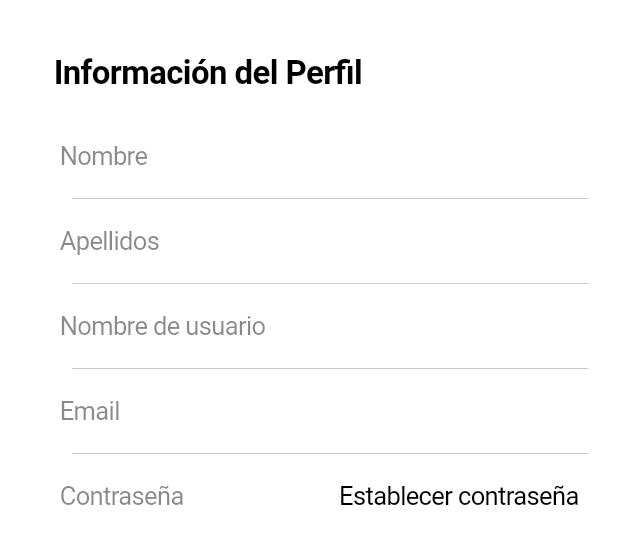
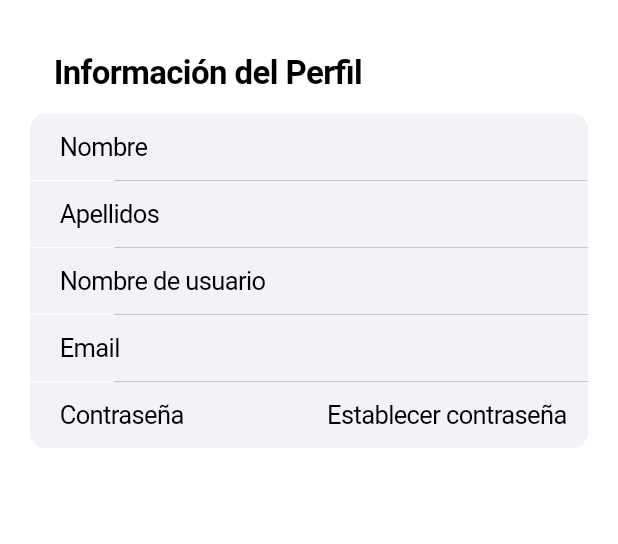
Before and after one commit to ivaanblnc/BearBalance, a Flutter app: the DetallesPerfil widget shown alone on an empty page, opened directly with empty values, on a phone screen of 412 x 824 dp. Shown: the top 544 px of the screen. Run offline on Flutter 3.47's test engine with Material 3 defaults, Android fonts, the phone set to English and light mode, and no system bars; our stand-ins replace cached_network_image, image_picker, rive, shared_preferences, supabase_flutter, syncfusion_flutter_charts; accounts and stored records are empty; network calls fail.

Commit message:
version final corregidisima

```diff
--- a/lib/components/filtrar_movimientos.dart
+++ b/lib/components/filtrar_movimientos.dart
@@ -31,7 +31,6 @@ class SelectorFechaDialogo {
             CupertinoDialogAction(
               child: const Text('Aceptar'),
               onPressed: () {
-                ahorro.filtrarMovimientos(fechaSeleccionada);
                 Navigator.of(context).pop(fechaSeleccionada);
               },
             ),
--- a/lib/components/grafico_paginaInicial.dart
+++ b/lib/components/grafico_paginaInicial.dart
@@ -1,10 +1,9 @@
 import 'package:flutter/cupertino.dart';
-import 'package:flutter/material.dart';
 import 'package:syncfusion_flutter_charts/charts.dart';
 import 'package:intl/intl.dart';
 import '../entidades/Ahorros.dart';
-// import 'package:tfg_ivandelllanoblanco/models/themeProvider.dart'; // File not found, commented out for now
-// import 'package:provider/provider.dart'; // Unused import
+// import 'package:tfg_ivandelllanoblanco/models/themeProvider.dart';
+// import 'package:provider/provider.dart';
 
 class GraficoAhorros extends StatelessWidget {
   final List<Ahorros> ahorrosList;
--- a/lib/components/perfil_detalles.dart
+++ b/lib/components/perfil_detalles.dart
@@ -1,12 +1,14 @@
 import 'package:flutter/cupertino.dart';
+import 'package:provider/provider.dart';
 import 'package:supabase_flutter/supabase_flutter.dart';
+import 'package:tfg_ivandelllanoblanco/controllers/cambiarTema.dart';
 import 'package:tfg_ivandelllanoblanco/models/loginUsuario.dart';
 
 class DetallesPerfil extends StatefulWidget {
   final Map<String, dynamic> datosUsuario;
   final Future<void> Function(String columnaNombre, String nuevoValor)
       onCampoActualizado;
-  final BuildContext contexto; // Contexto de PerfilUsuario para ScaffoldMessenger
+  final BuildContext contexto;
 
   const DetallesPerfil({
     super.key,
@@ -23,18 +25,21 @@ class _DetallesPerfilState extends State<DetallesPerfil> {
   late Map<String, TextEditingController> _controllers;
   late Map<String, String?> _errores;
   late InicioSesionModelo _inicioSesionModelo;
+  bool _esUsuarioGoogle = false;
 
   @override
   void initState() {
     super.initState();
     _inicioSesionModelo = InicioSesionModelo();
+    _esUsuarioGoogle = _inicioSesionModelo.esUsuarioGoogle();
+
     _controllers = {
       'nombre': TextEditingController(text: widget.datosUsuario['nombre'] ?? ''),
       'apellidos':
           TextEditingController(text: widget.datosUsuario['apellidos'] ?? ''),
       'nombre_usuario': TextEditingController(
           text: widget.datosUsuario['nombre_usuario'] ?? ''),
-      'email': TextEditingController(text: Supabase.instance.client.auth.currentUser?.email ?? widget.datosUsuario['email'] ?? ''),
+      'email': TextEditingController(text: Supabase.instance.client.auth.currentUser?.email ?? widget.datosUsuario['email'] ?? widget.datosUsuario['correo_electronico'] ?? ''),
       'contrasena': TextEditingController(),
     };
     _errores = {};
@@ -43,7 +48,7 @@ class _DetallesPerfilState extends State<DetallesPerfil> {
   void _mostrarMensaje(BuildContext scaffoldContext, String mensaje, {bool esError = false}) {
     showCupertinoDialog(
       context: scaffoldContext,
-      builder: (BuildContext context) {
+      builder: (BuildContext dialogContext) {
         return CupertinoAlertDialog(
           title: Text(esError ? 'Error' : 'Información'),
           content: Text(mensaje),
@@ -51,7 +56,7 @@ class _DetallesPerfilState extends State<DetallesPerfil> {
             CupertinoDialogAction(
               child: const Text('Aceptar'),
               onPressed: () {
-                Navigator.of(context).pop();
+                Navigator.of(dialogContext).pop();
               },
             ),
           ],
@@ -76,45 +81,60 @@ class _DetallesPerfilState extends State<DetallesPerfil> {
       final emailRegex = RegExp(r"^[a-zA-Z0-9.a-zA-Z0-9.!#$%&'*+-/=?^_`{|}~]+@[a-zA-Z0-9]+\.[a-zA-Z]+");
       if (!emailRegex.hasMatch(valor)) return 'Formato de correo inválido.';
     }
-    if (nombreCampo == 'contrasena') {
-        if (valor.isEmpty && !_inicioSesionModelo.esUsuarioGoogle()) return 'La contraseña no puede estar vacía.';
-        if (valor.isNotEmpty && valor.length < 6 && !_inicioSesionModelo.esUsuarioGoogle()) return 'La contraseña debe tener al menos 6 caracteres.';
+    if (nombreCampo == 'contrasena' && !_esUsuarioGoogle) {
+      if (valor.isEmpty) {
+        return 'La contraseña no puede estar vacía.';
+      }
+      if (valor.isNotEmpty && valor.length < 6) {
+        return 'La contraseña debe tener al menos 6 caracteres.';
+      }
     }
     return null;
   }
 
-  Widget _construirFormularioFila(
-    String etiqueta, // e.g., "Nombre"
-    String nombreCampo, // e.g., 'nombre'
-    TextEditingController valorController, // Controller for current value
-    BuildContext contextoDialogoSuperior, // Context from PerfilUsuario for dialogs
-    Future<void> Function(String columnaNombre, String nuevoValor) onCampoActualizado,
+  Widget _buildEditableField(
+    String etiqueta,
+    String nombreCampo,
+    TextEditingController valorController,
+    CambiarTema proveedorTema,
   ) {
-    final esModoOscuroLocal = CupertinoTheme.of(context).brightness == Brightness.dark;
+    final esModoOscuro = proveedorTema.modoOscuro;
+    final bool esCampoSensibleGoogle = (nombreCampo == 'email' || nombreCampo == 'contrasena') && _esUsuarioGoogle;
 
-    return CupertinoFormRow(
-      prefix: Padding(
-        padding: const EdgeInsets.only(right: 16.0), // Espacio entre etiqueta y valor
-        child: Text(
+    final Color colorFilaLista = esModoOscuro ? const Color(0xFF1E1E1E) : CupertinoColors.systemGrey6;
+    final Color colorTextoTitulo = esModoOscuro ? CupertinoColors.white : CupertinoColors.black;
+    final Color colorTextoValor = esModoOscuro ? CupertinoColors.lightBackgroundGray : CupertinoColors.black;
+
+    return CupertinoListTile(
+      backgroundColor: colorFilaLista,
+      title: Text(
         etiqueta,
-          style: TextStyle(
-            color: esModoOscuroLocal
-                ? CupertinoColors.systemGrey
-                : CupertinoColors.secondaryLabel.resolveFrom(context),
+        style: TextStyle(color: colorTextoTitulo),
       ),
+      additionalInfo: Text(
+        nombreCampo == 'contrasena'
+            ? (_esUsuarioGoogle ? "••••••••" : (valorController.text.isNotEmpty ? "••••••••" : "Establecer contraseña"))
+            : valorController.text,
+        style: TextStyle(color: colorTextoValor),
       ),
-      ),
-      child: GestureDetector(
-        onTap: () {
+      trailing: null,
+      onTap: esCampoSensibleGoogle
+          ? () {
+              _mostrarMensaje(
+                widget.contexto,
+                "Los usuarios de Google no pueden modificar su ${nombreCampo == 'email' ? 'correo electrónico' : 'contraseña'} directamente desde aquí.",
+              );
+            }
+          : () {
               TextEditingController controladorDialog = TextEditingController(text: (nombreCampo == 'contrasena' ? '' : valorController.text));
               if (_errores.containsKey(nombreCampo)) {
-            _errores.remove(nombreCampo);
+                setState(() { _errores.remove(nombreCampo); });
               }
 
               showCupertinoDialog(
-            context: contextoDialogoSuperior, // Usar el contexto pasado desde PerfilUsuario
+                context: widget.contexto,
                 builder: (BuildContext contextoDialogoInterno) {
-              return StatefulBuilder( // Para actualizar el mensaje de error dentro del diálogo
+                  return StatefulBuilder(
                     builder: (context, setStateDialog) {
                       return CupertinoAlertDialog(
                         title: Text('Editar $etiqueta'),
@@ -123,7 +143,7 @@ class _DetallesPerfilState extends State<DetallesPerfil> {
                           children: [
                             CupertinoTextField(
                               controller: controladorDialog,
-                          placeholder: (nombreCampo == 'contrasena' ? 'Nueva contraseña' : 'Nuevo $etiqueta'),
+                              placeholder: (nombreCampo == 'contrasena' ? 'Nueva contraseña' : 'Nuevo valor para $etiqueta'),
                               autofocus: true,
                               obscureText: nombreCampo == 'contrasena',
                               onChanged: (value) {
@@ -165,10 +185,10 @@ class _DetallesPerfilState extends State<DetallesPerfil> {
                                     opSuccess = true;
                                   } else if (nombreCampo == 'contrasena') {
                                     await _inicioSesionModelo.cambiarContrasena(nuevoValor);
-                                if (mounted) setState(() { valorController.clear(); }); // Clear password field
+                                    if (mounted) setState(() { valorController.clear(); });
                                     opSuccess = true;
                                   } else {
-                                await onCampoActualizado(nombreCampo, nuevoValor);
+                                    await widget.onCampoActualizado(nombreCampo, nuevoValor);
                                     if (mounted) setState(() { valorController.text = nuevoValor; });
                                     opSuccess = true;
                                   }
@@ -178,10 +198,14 @@ class _DetallesPerfilState extends State<DetallesPerfil> {
                               }
 
                               if (opSuccess) {
-                            Navigator.pop(contextoDialogoInterno); // Cierra el diálogo de edición
-                            if (nombreCampo == 'email') _mostrarMensaje(contextoDialogoSuperior, "Solicitud de cambio de correo procesada. Revisa tu bandeja de entrada.");
-                            else if (nombreCampo == 'contrasena') _mostrarMensaje(contextoDialogoSuperior, "Contraseña actualizada correctamente.");
-                            else _mostrarMensaje(contextoDialogoSuperior, "$etiqueta actualizado correctamente.");
+                                Navigator.pop(contextoDialogoInterno);
+                                String successMessage = "$etiqueta actualizado correctamente.";
+                                if (nombreCampo == 'email') {
+                                  successMessage = "Solicitud de cambio de correo procesada. Revisa tu bandeja de entrada.";
+                                } else if (nombreCampo == 'contrasena') {
+                                  successMessage = "Contraseña actualizada correctamente.";
+                                }
+                                _mostrarMensaje(widget.contexto, successMessage);
                               } else if (errorMsg != null) {
                                 setStateDialog(() { _errores[nombreCampo] = errorMsg; });
                               }
@@ -194,78 +218,37 @@ class _DetallesPerfilState extends State<DetallesPerfil> {
                 },
               );
             },
-        child: Container( // Contenedor para el valor, para padding y alineación
-          width: double.infinity,
-          padding: const EdgeInsets.symmetric(vertical: 12.0), // Ajusta según sea necesario
-          alignment: Alignment.centerRight, // Alinea el texto del valor a la derecha
-          child: Text(
-            nombreCampo == 'contrasena'
-                ? (valorController.text.isNotEmpty ? "••••••••" : "Establecer contraseña")
-                : valorController.text,
-            style: TextStyle(
-              color: esModoOscuroLocal
-                  ? CupertinoColors.white
-                  : CupertinoColors.black,
-            ),
-          ),
-        ),
-      ),
     );
   }
 
   @override
   Widget build(BuildContext context) {
-    return CupertinoPageScaffold(
-      child: CupertinoFormSection.insetGrouped(
-        backgroundColor: CupertinoTheme.of(context).scaffoldBackgroundColor,
+    final proveedorTema = Provider.of<CambiarTema>(context);
+    final esModoOscuro = proveedorTema.modoOscuro;
+
+    final Color colorFondoSeccion = esModoOscuro ? CupertinoColors.black : CupertinoColors.white;
+    final Color colorHeaderText = esModoOscuro ? CupertinoColors.white : CupertinoColors.black;
+
+    return CupertinoListSection.insetGrouped(
+      backgroundColor: colorFondoSeccion,
       header: Padding(
-          padding: const EdgeInsets.only(left: 16.0, bottom: 8.0, top: 20.0),
+        padding: const EdgeInsets.only(left: 16.0, top: 20.0, bottom: 8.0),
         child: Text(
           "Información del Perfil",
           style: CupertinoTheme.of(context).textTheme.navTitleTextStyle.copyWith(
             fontSize: 22,
             fontWeight: FontWeight.bold,
+            color: colorHeaderText,
           ),
         ),
       ),
-        children: [
-          _construirFormularioFila(
-              'Nombre',
-              'nombre',
-              _controllers['nombre']!,
-              widget.contexto,
-              widget.onCampoActualizado,
-          ),
-          _construirFormularioFila(
-              'Apellidos',
-              'apellidos',
-              _controllers['apellidos']!,
-              widget.contexto,
-              widget.onCampoActualizado,
-          ),
-          _construirFormularioFila(
-              'Nombre de usuario',
-              'nombre_usuario',
-              _controllers['nombre_usuario']!,
-              widget.contexto,
-              widget.onCampoActualizado,
-          ),
-          _construirFormularioFila(
-              'Email',
-              'email',
-              _controllers['email']!,
-              widget.contexto,
-              (columna, nuevoValor) async { /* Email/Pass se manejan en dialog */ },
-          ),
-          _construirFormularioFila(
-              'Contraseña',
-              'contrasena',
-              _controllers['contrasena']!,
-              widget.contexto,
-              (columna, nuevoValor) async { /* Email/Pass se manejan en dialog */ },
-          ),
+      children: <Widget>[
+        _buildEditableField('Nombre', 'nombre', _controllers['nombre']!, proveedorTema),
+        _buildEditableField('Apellidos', 'apellidos', _controllers['apellidos']!, proveedorTema),
+        _buildEditableField('Nombre de usuario', 'nombre_usuario', _controllers['nombre_usuario']!, proveedorTema),
+        _buildEditableField('Email', 'email', _controllers['email']!, proveedorTema),
+        _buildEditableField('Contraseña', 'contrasena', _controllers['contrasena']!, proveedorTema),
       ],
-      ),
     );
   }
 }
--- a/lib/controllers/metascontrollador.dart
+++ b/lib/controllers/metascontrollador.dart
@@ -43,7 +43,7 @@ class MetasControlador {
     await modelo.agregarMeta(
         titulo, cantidadAhorrada, cantidadObjetivo, fechaLimite, usuarioId);
     onMetaAgregada();
-    return null; // Indica éxito
+    return null;
   }
 
   //Metodo para eliminar una meta
@@ -83,7 +83,7 @@ class MetasControlador {
     await modelo.actualizarMeta(
         id, titulo, cantidadAhorrada, cantidadObjetivo, fechaLimite, usuarioId);
     onMetaActualizada();
-    return null; // Indica éxito
+    return null;
   }
 
   //Metodo para abrir el navegador y mostrar la pagina de cursos
--- a/lib/models/loginUsuario.dart
+++ b/lib/models/loginUsuario.dart
@@ -1,4 +1,3 @@
-// loginUsuario.dart (Modelo)
 import 'package:supabase_flutter/supabase_flutter.dart';
 import 'package:flutter/foundation.dart' show kIsWeb;
 
@@ -43,7 +42,6 @@ class InicioSesionModelo {
   //Metodo para insertar un nuevo usuario en la base de datos
   Future<void> insertarUsuario(Map<String, dynamic> datosUsuario) async {
     try {
-      // Eliminamos el campo 'contrasena' si existe
       final datosSinContrasena = Map<String, dynamic>.from(datosUsuario);
       datosSinContrasena.remove('contrasena');
 
@@ -125,8 +123,6 @@ class InicioSesionModelo {
       if (response.user == null) {
         throw Exception('No se pudo actualizar el correo electrónico. Vuelve a iniciar sesión e inténtalo de nuevo.');
       }
-      // Si el email requiere confirmación, el nuevo email no será inmediatamente visible en response.user.email
-      // Supabase puede enviar un correo de confirmación.
       print("Solicitud de cambio de correo electrónico procesada. Si es necesario, revisa tu bandeja de entrada para confirmar el cambio.");
     } catch (e) {
       throw Exception(e.toString());
```
Also changed, not shown: lib/controllers/registroUsuarios.dart (+9 -1 lines), lib/views/ahorros.dart (+14 -3 lines), lib/entitdades/Usuarios.dart (deleted). Lines whose indentation alone changed are shown as unchanged.
